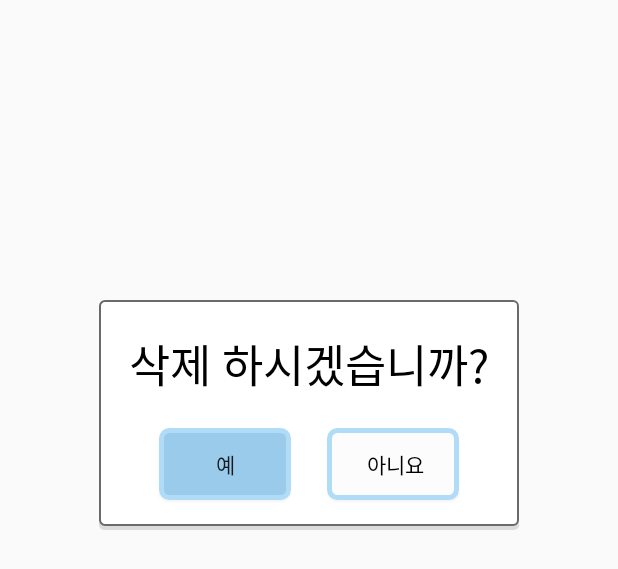
After one commit to golagola2020/hango-mobile, an Android app: the layout activity_vending_delete.xml on its own in the app's theme, with its tools: preview values and no code run, on a phone screen of 412 x 824 dp. The commit adds this screen. Shown: the top 569 px of the screen. Run offline under Robolectric (Android 15) with nearby library versions, the phone set to English and light mode, and no system bars; network calls fail; Roboto replaces fonts that are not available here.

Commit message:
[mobile/mainpage]자판기 삭제시 앱이 종료되는 오류 수정
Signed-off-by: KiSuSong <8345783@naver.com>

```diff
--- a/mobile/hango/app/src/main/AndroidManifest.xml
+++ b/mobile/hango/app/src/main/AndroidManifest.xml
@@ -13,6 +13,8 @@
         <activity android:name="com.hango.hangoactivity.InfoUpdateActivity"></activity>
         <activity android:name="com.hango.hangoactivity.InfoActivity" />
         <activity android:name="com.hango.hangoactivity.MainActivity" />
+        <activity android:name=".VendingDeleteActivity"
+            android:theme="@style/Transparent"></activity>
         <activity android:name=".SalesDataMainActivity"/>
         <activity android:name=".VendingSalesDataActivity"/>
         <activity android:name=".DrinkSalesDataActivity"/>
--- /dev/null
+++ b/mobile/hango/app/src/main/res/layout/activity_vending_delete.xml
@@ -0,0 +1,48 @@
+<?xml version="1.0" encoding="utf-8"?>
+<LinearLayout xmlns:android="http://schemas.android.com/apk/res/android"
+    xmlns:app="http://schemas.android.com/apk/res-auto"
+    xmlns:tools="http://schemas.android.com/tools"
+    android:layout_width="match_parent"
+    android:layout_height="match_parent"
+    android:background="@android:color/transparent"
+    android:orientation="vertical"
+    tools:context=".VendingDeleteActivity">
+    <LinearLayout
+        android:layout_width="wrap_content"
+        android:layout_height="wrap_content"
+        android:background="@drawable/shadow_radius"
+        android:orientation="vertical"
+        android:layout_marginTop="200dp"
+        android:layout_gravity="center">
+        <TextView
+            android:layout_width="wrap_content"
+            android:layout_height="wrap_content"
+            android:text = "삭제 하시겠습니까?"
+            android:layout_margin="20dp"
+            android:textColor="#000000"
+            android:textSize="30dp" />
+        <RelativeLayout
+            android:layout_width="match_parent"
+            android:layout_height="wrap_content">
+            <Button
+                android:id ="@+id/btn_delete_accept"
+                android:layout_width="wrap_content"
+                android:layout_height="wrap_content"
+                android:text = " 예 "
+                android:layout_marginLeft="40dp"
+                android:layout_marginBottom="20dp"
+                android:background="@drawable/btn_accept"
+                android:layout_alignParentLeft="true"/>
+            <Button
+                android:id ="@+id/btn_delete_deny"
+                android:layout_width="wrap_content"
+                android:layout_height="wrap_content"
+                android:text = " 아니요"
+                android:layout_marginRight="40dp"
+                android:layout_marginBottom="20dp"
+                android:textColor="#000000"
+                android:background="@drawable/btn_deny"
+                android:layout_alignParentRight="true"/>
+        </RelativeLayout>
+    </LinearLayout>
+</LinearLayout>
```
Also changed, not shown: mobile/hango/app/src/main/java/com/hango/hangoactivity/MainActivity.java (+13 -8 lines), mobile/hango/app/src/main/java/com/hango/hangoactivity/VendingDeleteActivity.java (added, +92 -0 lines), mobile/hango/app/src/main/java/com/hango/hangoactivity/VendingListAdapter.java (+3 -35 lines).
